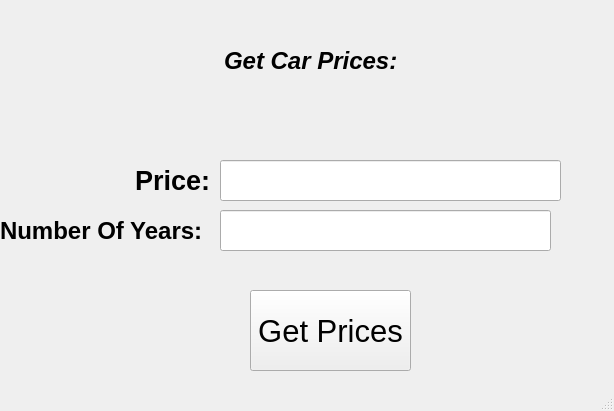
First picture: the form in mainwindow.ui, repository gamingsjm42-bot/Price-Car-On-Years, before the edit.
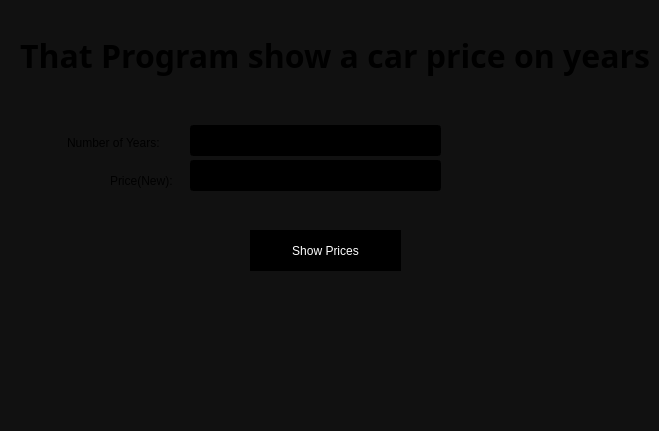
Second picture: the form after the edit.

What changed in the file:
```diff
--- a/mainwindow.ui
+++ b/mainwindow.ui
@@ -6,156 +6,135 @@
    <rect>
     <x>0</x>
     <y>0</y>
-    <width>614</width>
-    <height>411</height>
+    <width>659</width>
+    <height>431</height>
    </rect>
   </property>
   <property name="windowTitle">
    <string>MainWindow</string>
   </property>
+  <property name="styleSheet">
+   <string notr="true">QWidget
+{
+background-color : #111;
+}
+QLineEdit
+{
+background-color: black;
+color:white;
+	font: 700 10pt &quot;Noto Sans&quot;;
+}
+QPushButton
+{
+color:#fff;
+background-color:#000;
+border: white fixed 2px;
+	font: 700 10pt &quot;Noto Sans&quot;;
+}
+QPushButton:pressed{background-color:  grey;}
+QLabel
+{
+
+font: 700 10pt &quot;Noto Sans&quot;;
+}</string>
+  </property>
   <widget class="QWidget" name="centralwidget">
-   <widget class="QLineEdit" name="CarPriceTxt">
-    <property name="geometry">
-     <rect>
-      <x>220</x>
-      <y>160</y>
-      <width>341</width>
-      <height>41</height>
-     </rect>
-    </property>
-    <property name="font">
-     <font>
-      <italic>true</italic>
-      <bold>true</bold>
-     </font>
-    </property>
-    <property name="tabletTracking">
-     <bool>true</bool>
-    </property>
-    <property name="text">
-     <string notr="true"/>
-    </property>
-    <property name="maxLength">
-     <number>99</number>
-    </property>
-    <property name="cursorPosition">
-     <number>0</number>
-    </property>
-   </widget>
-   <widget class="QLabel" name="CarNameTxt_2">
-    <property name="geometry">
-     <rect>
-      <x>120</x>
-      <y>160</y>
-      <width>91</width>
-      <height>41</height>
-     </rect>
-    </property>
-    <property name="font">
-     <font>
-      <pointsize>20</pointsize>
-      <bold>true</bold>
-     </font>
-    </property>
-    <property name="text">
-     <string>  Price:</string>
-    </property>
-   </widget>
-   <widget class="QLabel" name="CarEnter">
-    <property name="geometry">
-     <rect>
-      <x>190</x>
-      <y>20</y>
-      <width>241</width>
-      <height>81</height>
-     </rect>
-    </property>
-    <property name="font">
-     <font>
-      <pointsize>18</pointsize>
-      <italic>true</italic>
-      <bold>true</bold>
-     </font>
-    </property>
-    <property name="lineWidth">
-     <number>12</number>
-    </property>
-    <property name="text">
-     <string>Get Car Prices:</string>
-    </property>
-    <property name="textFormat">
-     <enum>Qt::TextFormat::AutoText</enum>
-    </property>
-    <property name="indent">
-     <number>34</number>
-    </property>
-   </widget>
-   <widget class="QPushButton" name="priceButton">
+   <widget class="QPushButton" name="showPrice">
     <property name="geometry">
      <rect>
       <x>250</x>
-      <y>290</y>
-      <width>161</width>
-      <height>81</height>
-     </rect>
-    </property>
-    <property name="font">
-     <font>
-      <pointsize>23</pointsize>
-     </font>
-    </property>
-    <property name="cursor">
-     <cursorShape>OpenHandCursor</cursorShape>
-    </property>
-    <property name="text">
-     <string>Get Prices</string>
-    </property>
-   </widget>
-   <widget class="QLineEdit" name="CarPriceTxt_2">
-    <property name="geometry">
-     <rect>
-      <x>220</x>
-      <y>210</y>
-      <width>331</width>
+      <y>230</y>
+      <width>151</width>
       <height>41</height>
      </rect>
     </property>
-    <property name="font">
-     <font>
-      <italic>true</italic>
-      <bold>true</bold>
-     </font>
+    <property name="styleSheet">
+     <string notr="true"/>
     </property>
-    <property name="tabletTracking">
-     <bool>true</bool>
+    <property name="text">
+     <string>Show Prices</string>
     </property>
+   </widget>
+   <widget class="QLineEdit" name="price">
+    <property name="geometry">
+     <rect>
+      <x>190</x>
+      <y>160</y>
+      <width>251</width>
+      <height>31</height>
+     </rect>
+    </property>
+    <property name="styleSheet">
+     <string notr="true"/>
+    </property>
     <property name="text">
+     <string/>
+    </property>
+   </widget>
+   <widget class="QLabel" name="label">
+    <property name="geometry">
+     <rect>
+      <x>110</x>
+      <y>170</y>
+      <width>71</width>
+      <height>21</height>
+     </rect>
+    </property>
+    <property name="styleSheet">
      <string notr="true"/>
     </property>
-    <property name="maxLength">
-     <number>99</number>
+    <property name="text">
+     <string>Price(New):</string>
     </property>
-    <property name="cursorPosition">
-     <number>0</number>
+   </widget>
+   <widget class="QLabel" name="label_2">
+    <property name="geometry">
+     <rect>
+      <x>67</x>
+      <y>127</y>
+      <width>111</width>
+      <height>31</height>
+     </rect>
     </property>
+    <property name="text">
+     <string>Number of Years:</string>
+    </property>
    </widget>
-   <widget class="QLabel" name="CarNameTxt_3">
+   <widget class="QLineEdit" name="numOfYears">
     <property name="geometry">
      <rect>
-      <x>0</x>
-      <y>200</y>
-      <width>231</width>
-      <height>61</height>
+      <x>190</x>
+      <y>125</y>
+      <width>251</width>
+      <height>31</height>
      </rect>
     </property>
+   </widget>
+   <widget class="QLabel" name="label_3">
+    <property name="geometry">
+     <rect>
+      <x>20</x>
+      <y>30</y>
+      <width>631</width>
+      <height>51</height>
+     </rect>
+    </property>
     <property name="font">
      <font>
-      <pointsize>18</pointsize>
+      <family>Noto Sans</family>
+      <pointsize>-1</pointsize>
+      <italic>false</italic>
       <bold>true</bold>
      </font>
     </property>
+    <property name="styleSheet">
+     <string notr="true">QLabel
+{
+font-size: 32px
+}</string>
+    </property>
     <property name="text">
-     <string>Number Of Years:</string>
+     <string>That Program show a car price on years</string>
     </property>
    </widget>
   </widget>
```
